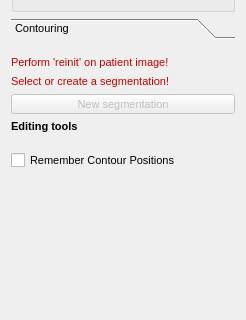
Qt form Modules/Bundles/org.mitk.gui.qt.segmentation/src/internal/QmitkSegmentationControls.ui (MITK/MITK) before a commit; both pictures show x 0 to 246 and y 90 to 410 of the 246 by 591 pixel window.
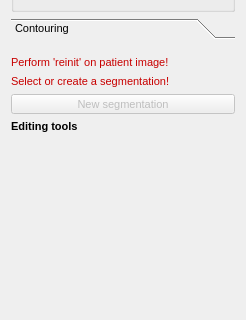
The same form after that commit. Icons and pictures are not drawn. Custom widgets are drawn as their Qt base class.

```diff
--- a/Modules/Bundles/org.mitk.gui.qt.segmentation/src/internal/QmitkSegmentationControls.ui
+++ b/Modules/Bundles/org.mitk.gui.qt.segmentation/src/internal/QmitkSegmentationControls.ui
@@ -505,13 +505,6 @@
          </property>
         </widget>
        </item>
-       <item>
-        <widget class="QCheckBox" name="cbRememberContourPositions">
-         <property name="text">
-          <string>Remember Contour Positions</string>
-         </property>
-        </widget>
-       </item>
        <item>
         <widget class="QmitkSlicesInterpolator" name="m_SlicesInterpolator" native="true">
          <property name="font">
```
